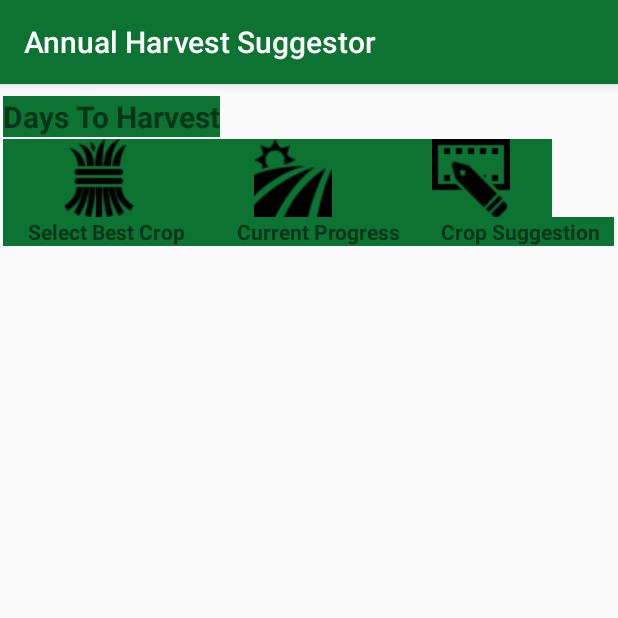
After one commit to SAGARACH65/AHS3, an Android app: the Addition2 screen opened directly, with no data from a screen before it, on a phone screen of 412 x 824 dp, the top half of it. The commit adds this screen. Run offline under Robolectric (Android 15) with nearby library versions, the phone set to English and light mode, and no system bars.

Commit message:
adding some extra layouts

```diff
--- /dev/null
+++ b/app/src/main/java/com/example/sagar/ahs/Addition2.java
@@ -0,0 +1,13 @@
+package com.example.sagar.ahs;
+
+import android.support.v7.app.AppCompatActivity;
+import android.os.Bundle;
+
+public class Addition2 extends AppCompatActivity {
+
+    @Override
+    protected void onCreate(Bundle savedInstanceState) {
+        super.onCreate(savedInstanceState);
+        setContentView(R.layout.activity_addition2);
+    }
+}
--- a/app/src/main/java/com/example/sagar/ahs/MainActivity.java
+++ b/app/src/main/java/com/example/sagar/ahs/MainActivity.java
@@ -16,7 +16,7 @@
 import android.widget.Toast;
 
 public class MainActivity extends AppCompatActivity{
-//int values;
+
     SharedPreferences pref;
     SharedPreferences.Editor editor;
     @Override
--- a/app/src/main/res/layout/activity_add_new_field.xml
+++ b/app/src/main/res/layout/activity_add_new_field.xml
@@ -46,7 +46,7 @@
             android:textStyle="bold"/>
 
         <EditText
-            android:layout_width="150dp"
+            android:layout_width="105dp"
             android:layout_height="wrap_content"
             android:inputType="number"
             android:ems="10"
@@ -54,7 +54,7 @@
             android:labelFor="@+id/editText1" />
 
         <Spinner
-            android:layout_width="108dp"
+            android:layout_width="135dp"
             android:layout_height="match_parent"
             android:id="@+id/spinner2"
             android:entries="@array/landMeasurementFigures"/>
--- /dev/null
+++ b/app/src/main/res/layout/activity_addition2.xml
@@ -0,0 +1,132 @@
+<?xml version="1.0" encoding="utf-8"?>
+<LinearLayout xmlns:android="http://schemas.android.com/apk/res/android"
+    xmlns:tools="http://schemas.android.com/tools"
+    xmlns:app="http://schemas.android.com/apk/res-auto"
+    android:id="@+id/activity_addition2"
+    android:layout_width="match_parent"
+    android:layout_height="match_parent"
+    android:paddingBottom="@dimen/activity_vertical_margin"
+    android:paddingLeft="@dimen/activity_horizontal_margin"
+    android:paddingRight="@dimen/activity_horizontal_margin"
+    android:paddingTop="@dimen/activity_vertical_margin"
+    android:orientation="vertical"
+    tools:context="com.example.sagar.ahs.Addition2"
+    android:weightSum="1">
+    <LinearLayout
+        android:orientation="horizontal"
+        android:layout_width="wrap_content"
+        android:layout_height="wrap_content"
+        android:id="@+id/linear">
+
+        <TextView
+
+            android:layout_width="wrap_content"
+            android:layout_height="wrap_content"
+
+            android:id="@+id/textView88"
+            android:background="@color/colorPrimary"
+            android:textSize="20sp"
+            android:textStyle="bold"
+            android:layout_weight="1" />
+
+        <TextView
+
+            android:layout_width="wrap_content"
+            android:layout_height="wrap_content"
+
+            android:id="@+id/textView89"
+            android:background="@color/colorPrimary"
+            android:textSize="20sp"
+            android:textStyle="bold"
+            android:layout_weight="1" />
+
+        <TextView
+            android:text="@string/DTH"
+            android:layout_width="wrap_content"
+            android:layout_height="wrap_content"
+
+            android:id="@+id/textView90"
+            android:background="@color/colorPrimary"
+            android:textSize="20sp"
+            android:textStyle="bold"
+            android:layout_weight="1" />
+
+        <TextView
+
+            android:layout_width="wrap_content"
+            android:layout_height="wrap_content"
+
+            android:id="@+id/textView19"
+            android:background="@color/colorPrimary"
+            android:textSize="25sp"
+            android:textStyle="bold"
+            android:layout_weight="1" />
+    </LinearLayout>
+
+    <LinearLayout
+        android:orientation="horizontal"
+        android:layout_width="wrap_content"
+        android:layout_height="wrap_content"
+        >
+
+        <ImageButton
+            android:layout_width="128dp"
+            android:layout_height="wrap_content"
+            app:srcCompat="@drawable/hay"
+            android:id="@+id/imageButton91"
+            android:background="@color/colorPrimary"/>
+
+        <ImageButton
+            android:layout_width="130dp"
+            android:layout_height="wrap_content"
+            app:srcCompat="@drawable/field"
+            android:id="@+id/imageButton92"
+            android:background="@color/colorPrimary"/>
+
+        <ImageButton
+            android:layout_width="108dp"
+            android:layout_height="wrap_content"
+            app:srcCompat="@drawable/videoediting"
+            android:id="@+id/imageButton93"
+            android:background="@color/colorPrimary"/>
+
+    </LinearLayout>
+
+    <LinearLayout
+        android:orientation="horizontal"
+        android:layout_width="match_parent"
+        android:layout_height="match_parent">
+
+        <TextView
+            android:text="@string/best_crop"
+            android:layout_width="wrap_content"
+            android:layout_height="wrap_content"
+            android:id="@+id/textView203"
+            android:layout_weight="1.21"
+            android:background="@color/colorPrimary"
+            android:textStyle="bold"
+            android:gravity="center"/>
+
+        <TextView
+            android:text="@string/currentsituaation"
+            android:layout_width="wrap_content"
+            android:layout_height="wrap_content"
+            android:id="@+id/textView21"
+            android:gravity="center"
+            android:layout_weight="1.32"
+            android:background="@color/colorPrimary"
+            android:textStyle="bold"/>
+
+        <TextView
+            android:text="@string/procedure"
+            android:layout_width="wrap_content"
+            android:layout_height="wrap_content"
+            android:id="@+id/textView22"
+            android:gravity="center"
+            android:layout_weight="0.70"
+            android:background="@color/colorPrimary"
+            android:textStyle="bold"/>
+    </LinearLayout>
+
+
+</LinearLayout>
--- a/app/src/main/res/layout/activity_homescreen.xml
+++ b/app/src/main/res/layout/activity_homescreen.xml
@@ -120,8 +120,7 @@
 android:divider="@color/colorPrimary"
         android:dividerHeight="3dp"
         android:id="@+id/list_view"
-
-        />
+/>
 
 
 
--- a/app/src/main/res/values/strings.xml
+++ b/app/src/main/res/values/strings.xml
@@ -14,6 +14,13 @@
     <string name="NOF">No Of Fields</string>
     <string name="Crops_prod">CROPS PLANTED</string>
     <string name="Area">Area Of Land</string>
+    <string name="user_info">User Info</string>
+    <string name="field_adder">Add New Field</string>
+    <string name="DTH">Days To Harvest</string>
+    <string name="best_crop">Select Best Crop</string>
+    <string name="currentsituaation">Current Progress</string>
+    <string name="procedure">Crop Suggestion</string>
+
     <string-array name="zones">
         <item>Mechi</item>
         <item>Koshi</item>
```
Also changed, not shown: app/src/main/AndroidManifest.xml (+12 -4 lines), app/src/main/java/com/example/sagar/ahs/Addition1.java (added, +13 -0 lines), app/src/main/java/com/example/sagar/ahs/Addition3.java (added, +13 -0 lines), app/src/main/java/com/example/sagar/ahs/homescreenjava.java (+23 -14 lines), app/src/main/res/layout/activity_addition1.xml (added, +132 -0 lines), app/src/main/res/layout/activity_addition3.xml (added, +131 -0 lines), app/src/main/res/drawable/field.png (added), app/src/main/res/drawable/hay.png (added), app/src/main/res/drawable/videoediting.png (added).
